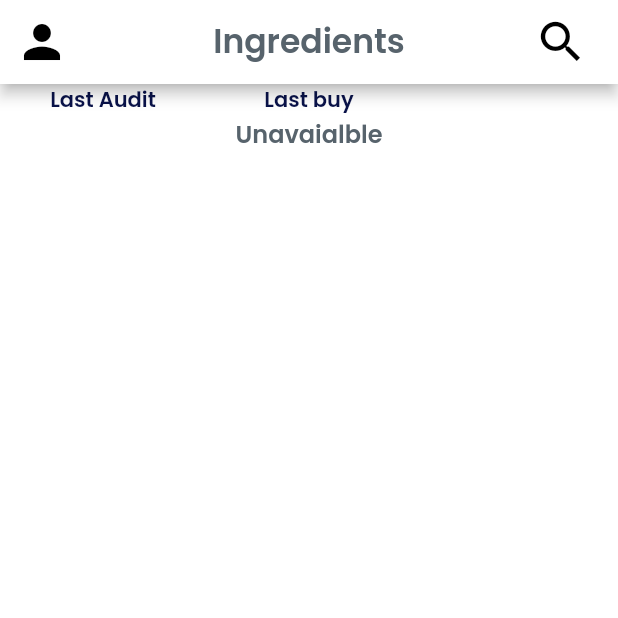
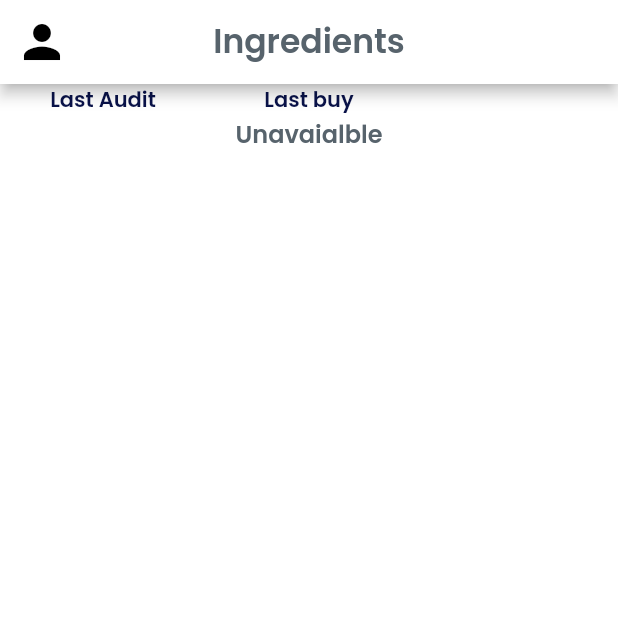
Before and after one commit to rassoi/flutterflow_client, a Flutter app: the MealsCopyWidget screen opened directly, on a phone screen of 412 x 824 dp, the top half of it. Run offline on Flutter 3.47's test engine with Material 2 defaults, Android fonts, the phone set to English and light mode, and no system bars; our stand-ins replace auto_size_text, built_collection, built_value, cloud_firestore, easy_debounce, equatable and 13 more; missing offline and left inert: algolia, youtube_plyr_iframe; accounts and stored records are empty; generated files the repository leaves out were written again; network calls fail; statements that could not run were skipped.

Commit message:
Updating to latest FlutterFlow output.

```diff
--- a/lib/meals_copy/meals_copy_widget.dart
+++ b/lib/meals_copy/meals_copy_widget.dart
@@ -40,16 +40,7 @@ class _MealsCopyWidgetState extends State<MealsCopyWidget> {
           'Ingredients',
           style: FlutterFlowTheme.of(context).title2,
         ),
-        actions: [
-          Padding(
-            padding: EdgeInsetsDirectional.fromSTEB(0, 0, 20, 0),
-            child: Icon(
-              Icons.search_sharp,
-              color: Colors.black,
-              size: 36,
-            ),
-          ),
-        ],
+        actions: [],
         centerTitle: true,
         elevation: 4,
       ),
```
Also changed, not shown: lib/landing/landing_widget.dart (+3 -23 lines), lib/main.dart (+25 -0 lines), lib/meals/meals_widget.dart (+1 -21 lines), lib/meals_copy2/meals_copy2_widget.dart (+1 -10 lines).
